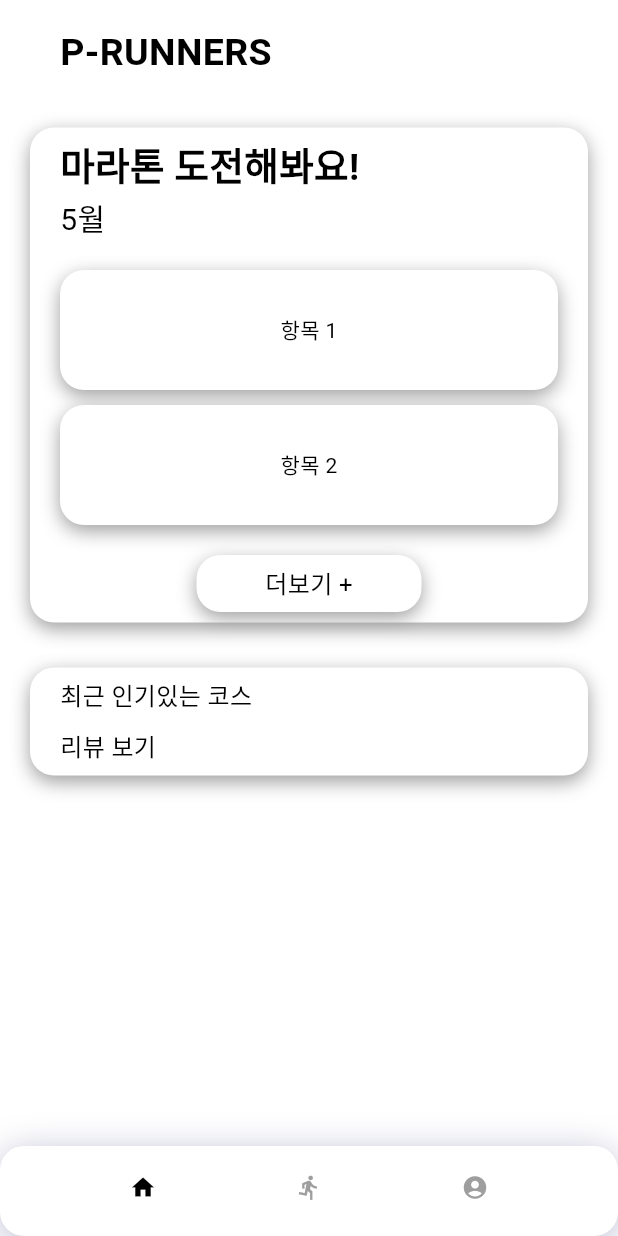
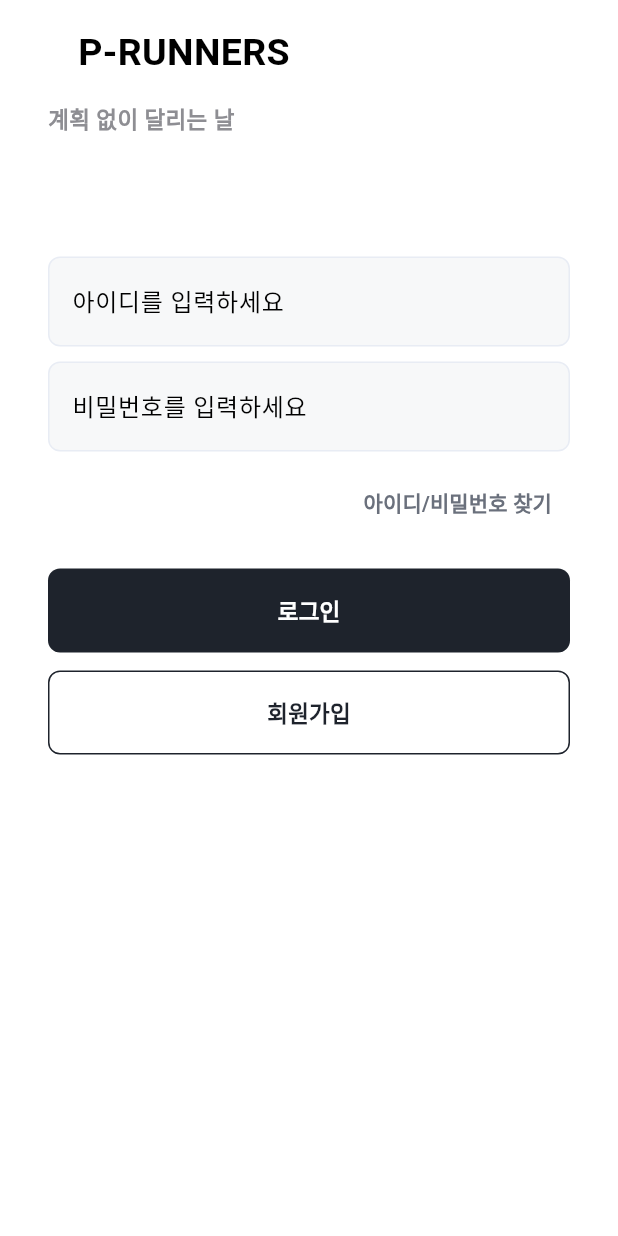
Before and after one commit to codus090880/OSS, a Flutter app: the screen it shows after launch, on a phone screen of 412 x 824 dp. Run offline on Flutter 3.47's test engine with Material 3 defaults, Android fonts, the phone set to English and light mode, and no system bars.

Commit message:
로그인 화면 구현

```diff
--- a/lib/main.dart
+++ b/lib/main.dart
@@ -1,6 +1,7 @@
 import 'package:flutter/material.dart';
 import 'package:intl/date_symbol_data_local.dart';
 import 'package:prunners/screen/home_screen.dart';
+import 'package:prunners/screen/login_screen.dart';
 import 'package:prunners/screen/userpage_screen.dart';
 
 void main() async {
@@ -25,8 +26,9 @@ class MyApp extends StatelessWidget {
           bodyMedium: TextStyle(color: Colors.black),
         ),
       ),
-      initialRoute: '/home',
+      initialRoute: '/login',
       routes: {
+        '/login': (_) => LoginScreen(),
         '/home': (_) => HomeScreen(),
         //'/running': (_) => RunningScreen(),
         '/profile': (_) => UserPageScreen(),
--- /dev/null
+++ b/lib/screen/login_screen.dart
@@ -0,0 +1,82 @@
+import 'package:flutter/material.dart';
+import 'package:prunners/widget/grey_box.dart';
+import 'package:prunners/widget/top_bar.dart';
+import 'package:prunners/widget/button_box.dart';
+import 'package:prunners/widget/outlined_button_box.dart';
+
+class LoginScreen extends StatelessWidget {
+  const LoginScreen({super.key});
+
+  @override
+  Widget build(BuildContext context) {
+    return Scaffold(
+      body: SafeArea(
+        child: SingleChildScrollView(
+          keyboardDismissBehavior: ScrollViewKeyboardDismissBehavior.onDrag,
+          padding: const EdgeInsets.symmetric(horizontal: 32, vertical: 10),
+          child: Column(
+            crossAxisAlignment: CrossAxisAlignment.start,
+            children: [
+              TopBar(),
+              const SizedBox(height: 8),
+              const Text(
+                '계획 없이 달리는 날',
+                style: TextStyle(
+                  fontSize: 15,
+                  fontWeight: FontWeight.w600,
+                  color: Color(0xFF8E8E93),
+                ),
+              ),
+              const SizedBox(height: 80),
+              GreyBox(
+                child: TextField(
+                  decoration: InputDecoration(
+                    hintText: '아이디를 입력하세요',
+                    border: InputBorder.none,
+                    contentPadding: EdgeInsets.symmetric(vertical: 17),
+                  ),
+                ),
+              ),
+              const SizedBox(height: 10),
+              GreyBox(
+                child: TextField(
+                  decoration: InputDecoration(
+                    hintText: '비밀번호를 입력하세요',
+                    border: InputBorder.none,
+                    contentPadding: EdgeInsets.symmetric(vertical: 17),
+                  ),
+                ),
+              ),
+              const SizedBox(height: 10),
+              Align(
+                alignment: Alignment.centerRight,
+                child: TextButton(
+                  onPressed: () {},
+                  child: const Text(
+                    '아이디/비밀번호 찾기',
+                    style: TextStyle(
+                      fontSize: 14,
+                      fontWeight: FontWeight.w600,
+                      color: Color(0xFF6A707C),
+                    ),
+                  ),
+                ),
+              ),
+              const SizedBox(height: 20),
+              ButtonBox(
+                text: '로그인',
+                onPressed: () {},
+              ),
+              const SizedBox(height: 12),
+              OutlinedButtonBox(
+                text: '회원가입',
+                onPressed: () {},
+              ),
+              const SizedBox(height: 20),
+            ],
+          ),
+        ),
+      ),
+    );
+  }
+}
--- /dev/null
+++ b/lib/widget/button_box.dart
@@ -0,0 +1,39 @@
+import 'package:flutter/material.dart';
+
+class ButtonBox extends StatelessWidget {
+  final String text;
+  final VoidCallback onPressed;
+  final Color backgroundColor;
+  final Color textColor;
+
+  const ButtonBox({
+    Key? key,
+    required this.text,
+    required this.onPressed,
+    this.backgroundColor = const Color(0xFF1E232C),
+    this.textColor = Colors.white,
+  }) : super(key: key);
+
+  @override
+  Widget build(BuildContext context) {
+    return SizedBox(
+      width: double.infinity,
+      height: 56,
+      child: TextButton(
+        style: TextButton.styleFrom(
+          backgroundColor: backgroundColor,
+          foregroundColor: textColor,
+          shape: RoundedRectangleBorder(
+            borderRadius: BorderRadius.circular(8),
+          ),
+        ),
+        onPressed: onPressed,
+        child: Text(
+          text,
+          style: TextStyle(fontSize: 15, fontWeight: FontWeight.w600, color: textColor,
+          ),
+        ),
+      ),
+    );
+  }
+}
--- /dev/null
+++ b/lib/widget/grey_box.dart
@@ -0,0 +1,24 @@
+import 'package:flutter/material.dart';
+
+class GreyBox extends StatelessWidget {
+  final Widget child;
+
+  const GreyBox({
+    Key? key,
+    required this.child,
+  }) : super(key: key);
+
+  @override
+  Widget build(BuildContext context) {
+    return Container(
+      height: 60,
+      padding: EdgeInsets.symmetric(horizontal: 15),
+      decoration: BoxDecoration(
+        color: Color(0xFFF7F8F9),
+        borderRadius: BorderRadius.circular(8),
+        border: Border.all(color: Color(0xFFE8ECF4)),
+        ),
+      child: child,
+    );
+  }
+}
--- /dev/null
+++ b/lib/widget/outlined_button_box.dart
@@ -0,0 +1,43 @@
+import 'package:flutter/material.dart';
+
+class OutlinedButtonBox extends StatelessWidget {
+  final String text;
+  final VoidCallback onPressed;
+  final Color borderColor;
+  final Color textColor;
+  final double height;
+
+  const OutlinedButtonBox({
+    Key? key,
+    required this.text,
+    required this.onPressed,
+    this.borderColor = const Color(0xFF1E232C),
+    this.textColor = const Color(0xFF1E232C),
+    this.height = 56,
+  }) : super(key: key);
+
+  @override
+  Widget build(BuildContext context) {
+    return SizedBox(
+      width: double.infinity,
+      height: height,
+      child: OutlinedButton(
+        onPressed: onPressed,
+        style: OutlinedButton.styleFrom(
+          side: BorderSide(color: borderColor),
+          shape: RoundedRectangleBorder(
+            borderRadius: BorderRadius.circular(8),
+          ),
+        ),
+        child: Text(
+          text,
+          style: TextStyle(
+            fontSize: 15,
+            fontWeight: FontWeight.w600,
+            color: textColor,
+          ),
+        ),
+      ),
+    );
+  }
+}
```
